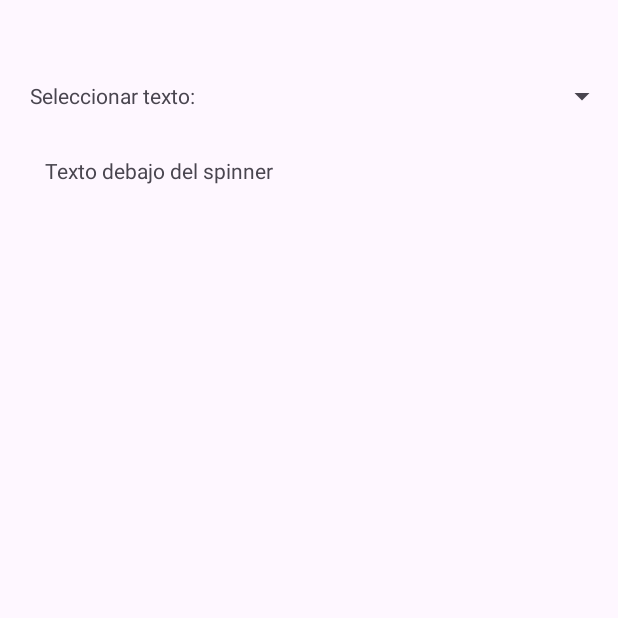
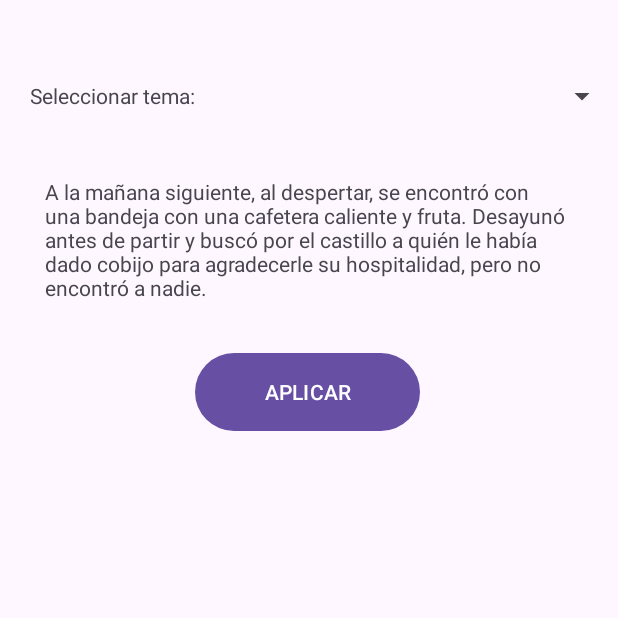
Before and after one commit to Gupe024/TemasApp, an Android app: the screen it shows after launch (MainActivity), on a phone screen of 412 x 824 dp, the top half of it. Run offline under Robolectric (Android 15) with nearby library versions, the phone set to English and light mode, and no system bars; 1 statement that could not run was skipped.

Commit message:
tercer commit

```diff
--- a/app/src/main/java/com/example/temasapp/MainActivity.java
+++ b/app/src/main/java/com/example/temasapp/MainActivity.java
@@ -9,6 +9,8 @@ import androidx.core.view.ViewCompat;
 import androidx.core.view.WindowInsetsCompat;
 
 public class MainActivity extends AppCompatActivity {
+
+
 
     @Override
     protected void onCreate(Bundle savedInstanceState) {
--- a/app/src/main/res/layout/activity_main.xml
+++ b/app/src/main/res/layout/activity_main.xml
@@ -14,7 +14,7 @@
             android:id="@+id/textView1"
             android:layout_width="wrap_content"
             android:layout_height="wrap_content"
-            android:text="Seleccionar texto:"
+            android:text="@string/Seleccionar_tema"
             android:layout_marginStart="20dp"
             android:layout_gravity="center_vertical"/>
 
@@ -27,10 +27,18 @@
     </LinearLayout>
 
     <TextView
+
         android:layout_width="match_parent"
         android:layout_height="wrap_content"
-        android:text="Texto debajo del spinner"
+        android:text="@string/Texto"
         android:layout_marginStart="30dp"
         android:layout_marginEnd="30dp"
-        android:layout_marginTop="16dp"/>
+        android:layout_marginTop="30dp"/>
+
+    <Button
+        android:layout_width="150dp"
+        android:layout_height="60dp"
+        android:layout_marginTop="30dp"
+        android:layout_marginStart="130dp"
+        android:text="@string/Boton"/>
 </LinearLayout>
--- a/app/src/main/res/values/strings.xml
+++ b/app/src/main/res/values/strings.xml
@@ -1,6 +1,7 @@
 <resources>
     <string name="app_name">TemasApp</string>
     <string name="Seleccionar_tema">Seleccionar tema:</string>
-    <string name="texto">A la mañana siguiente, al despertar, se encontró con una bandeja con una cafetera caliente y fruta. Desayunó antes de partir y buscó por el castillo a quién le había dado cobijo para agradecerle su hospitalidad, pero no encontró a nadie.</string>
+    <string name="Texto">A la mañana siguiente, al despertar, se encontró con una bandeja con una cafetera caliente y fruta. Desayunó antes de partir y buscó por el castillo a quién le había dado cobijo para agradecerle su hospitalidad, pero no encontró a nadie.</string>
+    <string name="Boton">APLICAR</string>
 
 </resources>
```
